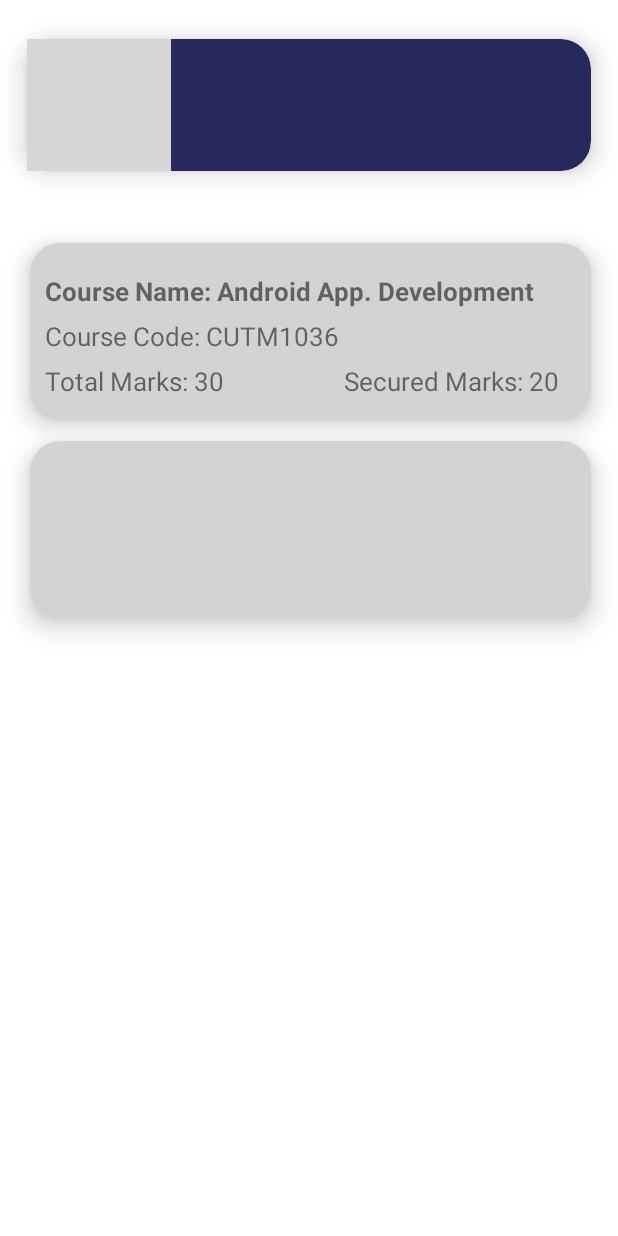
After one commit to KiranKumarMalik/Centurion-Examination-System, an Android app: the layout resultofstud.xml on its own in the app's theme, with its tools: preview values and no code run, on a phone screen of 412 x 824 dp. The commit adds this screen. Run offline under Robolectric (Android 15) with nearby library versions, the phone set to English and light mode, and no system bars; Roboto replaces fonts that are not available here; grey boxes are pictures that could not be loaded.

Commit message:
adding new pages

```diff
--- a/app/build.gradle
+++ b/app/build.gradle
@@ -40,4 +40,5 @@ dependencies {
     implementation 'com.google.firebase:firebase-auth'
     implementation 'com.google.android.gms:play-services-auth:18.0.0'
     implementation 'com.google.android.material:material:1.2.1'
+    implementation 'de.hdodenhof:circleimageview:3.1.0'
 }
--- /dev/null
+++ b/app/src/main/res/layout/resultofstud.xml
@@ -0,0 +1,111 @@
+<?xml version="1.0" encoding="utf-8"?>
+<RelativeLayout xmlns:android="http://schemas.android.com/apk/res/android"
+    android:layout_width="match_parent"
+    android:layout_height="match_parent"
+    xmlns:app="http://schemas.android.com/apk/res-auto">
+
+    <androidx.cardview.widget.CardView
+        android:layout_width="match_parent"
+        android:layout_height="136dp"
+        android:layout_alignParentStart="true"
+        android:layout_alignParentTop="true"
+        android:layout_marginStart="0dp"
+        android:layout_marginTop="2dp"
+        app:cardBackgroundColor="#27285C"
+        app:cardCornerRadius="20dp"
+        app:cardElevation="10dp"
+        app:cardMaxElevation="12dp"
+        app:cardPreventCornerOverlap="true"
+        app:cardUseCompatPadding="true">>
+
+        <ImageView
+            android:id="@+id/imageView8"
+            android:layout_width="wrap_content"
+            android:layout_height="wrap_content"
+            app:srcCompat="@drawable/cutmlogo" />
+    </androidx.cardview.widget.CardView>
+
+    <ScrollView
+        android:layout_width="match_parent"
+        android:layout_height="match_parent">
+
+        <LinearLayout
+            android:layout_width="match_parent"
+            android:layout_height="wrap_content"
+            android:orientation="vertical" />
+    </ScrollView>
+
+    <androidx.cardview.widget.CardView
+        android:layout_width="match_parent"
+        android:layout_height="166dp"
+        android:layout_alignParentStart="true"
+        android:layout_alignParentTop="true"
+        android:layout_marginStart="2dp"
+        android:layout_marginTop="138dp"
+        app:cardBackgroundColor="#d3d3d3"
+        app:cardCornerRadius="20dp"
+        app:cardElevation="10dp"
+        app:cardMaxElevation="12dp"
+        app:cardPreventCornerOverlap="true"
+        app:cardUseCompatPadding="true">>
+
+        <TextView
+            android:layout_width="match_parent"
+            android:layout_height="wrap_content"
+            android:id="@+id/subject"
+            android:layout_marginTop="20dp"
+            android:layout_marginLeft="10dp"
+            android:text="Course Name: Android App. Development"
+            android:textSize="17dp"
+            android:textStyle="bold">
+        </TextView>
+
+        <TextView
+            android:layout_width="match_parent"
+            android:layout_height="wrap_content"
+            android:id="@+id/coursecode"
+            android:layout_marginTop="50dp"
+            android:text="Course Code: CUTM1036"
+            android:layout_marginLeft="10dp"
+            android:textSize="17dp">
+        </TextView>
+
+        <TextView
+            android:layout_width="match_parent"
+            android:layout_height="wrap_content"
+            android:id="@+id/totalmarks"
+            android:layout_marginTop="80dp"
+            android:text="Total Marks: 30"
+            android:textSize="17dp"
+            android:layout_marginLeft="10dp">
+        </TextView>
+
+        <TextView
+            android:layout_width="match_parent"
+            android:layout_height="wrap_content"
+            android:id="@+id/securedmarks"
+            android:layout_marginTop="80dp"
+            android:text="Secured Marks: 20"
+            android:textSize="17dp"
+            android:layout_marginLeft="209dp">
+        </TextView>
+
+    </androidx.cardview.widget.CardView>
+
+    <androidx.cardview.widget.CardView
+        android:layout_width="match_parent"
+        android:layout_height="166dp"
+        android:layout_alignParentStart="true"
+        android:layout_alignParentTop="true"
+        android:layout_marginStart="2dp"
+        android:layout_marginTop="270dp"
+        app:cardBackgroundColor="#d3d3d3"
+        app:cardCornerRadius="20dp"
+        app:cardElevation="10dp"
+        app:cardMaxElevation="12dp"
+        app:cardPreventCornerOverlap="true"
+        app:cardUseCompatPadding="true">>
+
+    </androidx.cardview.widget.CardView>
+
+</RelativeLayout>
```
Also changed, not shown: app/src/main/java/com/example/relativelayoutloginpage/MainActivity.java (+6 -6 lines), app/src/main/res/layout/student_profile.xml (added, +288 -0 lines), 1 other file.
